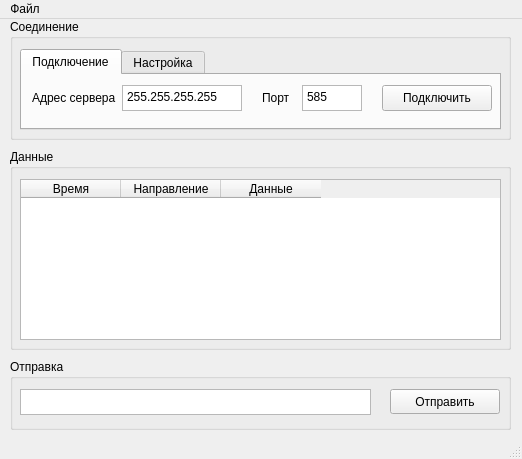
This is mainwindow.ui in AmbalSHT/UnPortQ as Qt 5 draws it before an edit. The edited form follows.
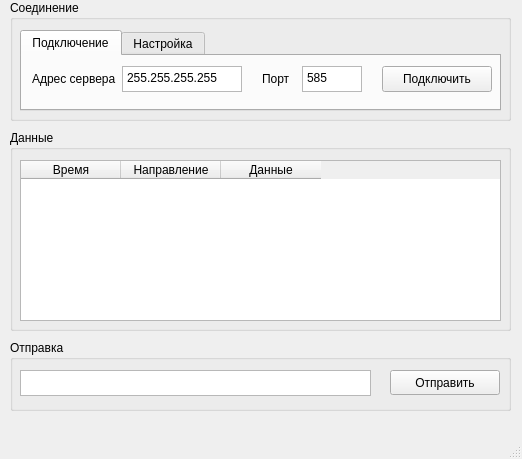
This is the edited form.

What changed in the file:
```diff
--- a/mainwindow.ui
+++ b/mainwindow.ui
@@ -276,12 +276,6 @@
      <height>22</height>
     </rect>
    </property>
-   <widget class="QMenu" name="menu">
-    <property name="title">
-     <string>Файл</string>
-    </property>
-   </widget>
-   <addaction name="menu"/>
   </widget>
   <widget class="QStatusBar" name="statusbar"/>
  </widget>
```
Left out of the diff: 5 changed lines with no effect on the pictures.
